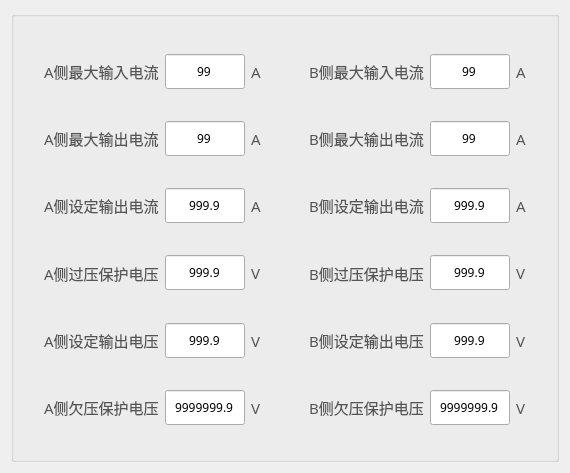
Above: tform5.ui from Curtain-Wang/BatteryControl before the change. Below: the same form after it.
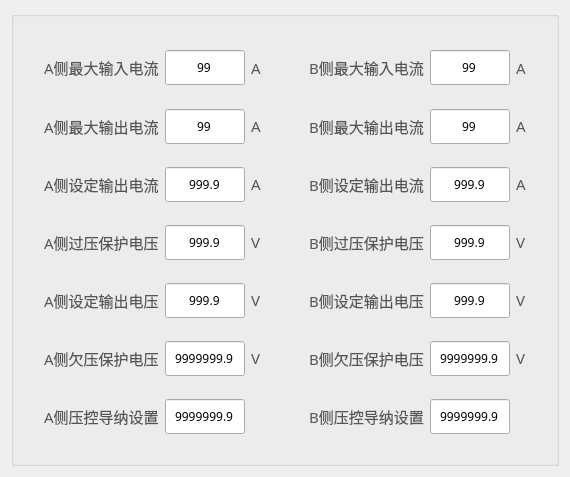
That is the form after the change. Custom widgets are drawn as their Qt base class.

Diff of the .ui file:
```diff
--- a/tform5.ui
+++ b/tform5.ui
@@ -566,6 +566,91 @@
            </layout>
           </widget>
          </item>
+         <item>
+          <widget class="QGroupBox" name="groupBox_24">
+           <property name="styleSheet">
+            <string notr="true">QGroupBox {
+    border: none
+}
+</string>
+           </property>
+           <property name="title">
+            <string/>
+           </property>
+           <layout class="QHBoxLayout" name="horizontalLayout_21">
+            <item>
+             <widget class="QLabel" name="label_21">
+              <property name="font">
+               <font>
+                <family>Microsoft YaHei</family>
+                <pointsize>-1</pointsize>
+                <bold>false</bold>
+               </font>
+              </property>
+              <property name="text">
+               <string>A侧压控导纳设置</string>
+              </property>
+             </widget>
+            </item>
+            <item>
+             <widget class="MyLineEdit" name="d29">
+              <property name="sizePolicy">
+               <sizepolicy hsizetype="Fixed" vsizetype="Fixed">
+                <horstretch>0</horstretch>
+                <verstretch>0</verstretch>
+               </sizepolicy>
+              </property>
+              <property name="minimumSize">
+               <size>
+                <width>80</width>
+                <height>35</height>
+               </size>
+              </property>
+              <property name="maximumSize">
+               <size>
+                <width>80</width>
+                <height>35</height>
+               </size>
+              </property>
+              <property name="font">
+               <font>
+                <family>Microsoft YaHei</family>
+               </font>
+              </property>
+              <property name="text">
+               <string>9999999.9</string>
+              </property>
+              <property name="alignment">
+               <set>Qt::AlignCenter</set>
+              </property>
+              <property name="readOnly">
+               <bool>true</bool>
+              </property>
+             </widget>
+            </item>
+            <item>
+             <widget class="QLabel" name="label_41">
+              <property name="maximumSize">
+               <size>
+                <width>11</width>
+                <height>16777215</height>
+               </size>
+              </property>
+              <property name="font">
+               <font>
+                <family>Microsoft YaHei</family>
+                <pointsize>-1</pointsize>
+                <bold>false</bold>
+               </font>
+              </property>
+              <property name="text">
+               <string> </string>
+              </property>
+             </widget>
+            </item>
+           </layout>
+          </widget>
+         </item>
         </layout>
        </widget>
       </item>
@@ -1091,6 +1176,91 @@
            </layout>
           </widget>
          </item>
+         <item>
+          <widget class="QGroupBox" name="groupBox_33">
+           <property name="styleSheet">
+            <string notr="true">QGroupBox {
+    border: none
+}
+</string>
+           </property>
+           <property name="title">
+            <string/>
+           </property>
+           <layout class="QHBoxLayout" name="horizontalLayout_28">
+            <item>
+             <widget class="QLabel" name="label_28">
+              <property name="font">
+               <font>
+                <family>Microsoft YaHei</family>
+                <pointsize>-1</pointsize>
+                <bold>false</bold>
+               </font>
+              </property>
+              <property name="text">
+               <string>B侧压控导纳设置</string>
+              </property>
+             </widget>
+            </item>
+            <item>
+             <widget class="MyLineEdit" name="d30">
+              <property name="sizePolicy">
+               <sizepolicy hsizetype="Fixed" vsizetype="Fixed">
+                <horstretch>0</horstretch>
+                <verstretch>0</verstretch>
+               </sizepolicy>
+              </property>
+              <property name="minimumSize">
+               <size>
+                <width>80</width>
+                <height>35</height>
+               </size>
+              </property>
+              <property name="maximumSize">
+               <size>
+                <width>80</width>
+                <height>35</height>
+               </size>
+              </property>
+              <property name="font">
+               <font>
+                <family>Microsoft YaHei</family>
+               </font>
+              </property>
+              <property name="text">
+               <string>9999999.9</string>
+              </property>
+              <property name="alignment">
+               <set>Qt::AlignCenter</set>
+              </property>
+              <property name="readOnly">
+               <bool>true</bool>
+              </property>
+             </widget>
+            </item>
+            <item>
+             <widget class="QLabel" name="label_43">
+              <property name="maximumSize">
+               <size>
+                <width>11</width>
+                <height>16777215</height>
+               </size>
+              </property>
+              <property name="font">
+               <font>
+                <family>Microsoft YaHei</family>
+                <pointsize>-1</pointsize>
+                <bold>false</bold>
+               </font>
+              </property>
+              <property name="text">
+               <string> </string>
+              </property>
+             </widget>
+            </item>
+           </layout>
+          </widget>
+         </item>
         </layout>
        </widget>
       </item>
```
